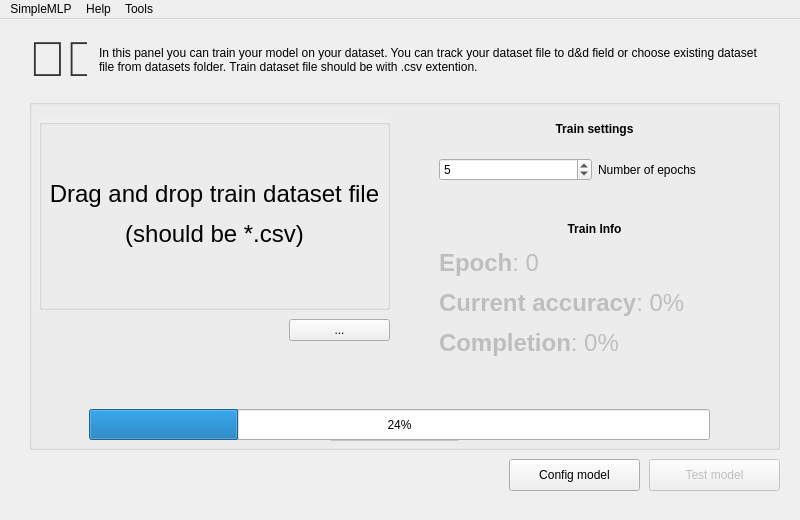
Qt form src/gui/view/mainwindow.ui (LudwigAndreas/SimpleMLP) before a commit.
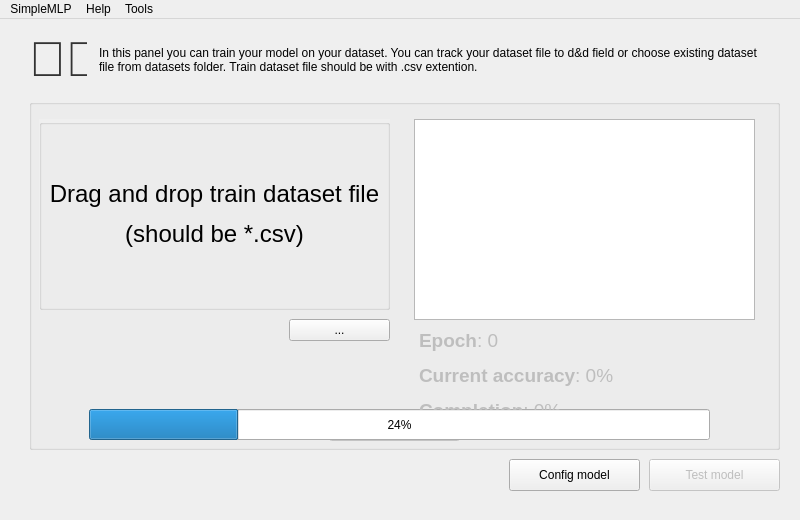
The same form after that commit. The open tabs and pages were chosen to show the change. Custom widgets are drawn as their Qt base class.

Patch:
```diff
--- a/src/gui/view/mainwindow.ui
+++ b/src/gui/view/mainwindow.ui
@@ -646,14 +646,14 @@
           </property>
           <property name="geometry">
            <rect>
-            <x>410</x>
-            <y>150</y>
+            <x>390</x>
+            <y>230</y>
             <width>311</width>
-            <height>111</height>
+            <height>81</height>
            </rect>
           </property>
           <property name="text">
-           <string>&lt;html&gt;&lt;head/&gt;&lt;body&gt;&lt;p&gt;&lt;span style=&quot; font-size:18pt; font-weight:700;&quot;&gt;Epoch&lt;/span&gt;&lt;span style=&quot; font-size:18pt;&quot;&gt;: 0&lt;/span&gt;&lt;/p&gt;&lt;p&gt;&lt;span style=&quot; font-size:18pt; font-weight:700;&quot;&gt;Current accuracy&lt;/span&gt;&lt;span style=&quot; font-size:18pt;&quot;&gt;: 0%&lt;/span&gt;&lt;/p&gt;&lt;p&gt;&lt;span style=&quot; font-size:18pt; font-weight:700;&quot;&gt;Completion&lt;/span&gt;&lt;span style=&quot; font-size:18pt;&quot;&gt;: 0%&lt;/span&gt;&lt;/p&gt;&lt;/body&gt;&lt;/html&gt;</string>
+           <string>&lt;html&gt;&lt;head/&gt;&lt;body&gt;&lt;p&gt;&lt;span style=&quot; font-size:14pt; font-weight:700;&quot;&gt;Epoch&lt;/span&gt;&lt;span style=&quot; font-size:14pt;&quot;&gt;: 0&lt;/span&gt;&lt;/p&gt;&lt;p&gt;&lt;span style=&quot; font-size:14pt; font-weight:700;&quot;&gt;Current accuracy&lt;/span&gt;&lt;span style=&quot; font-size:14pt;&quot;&gt;: 0%&lt;/span&gt;&lt;/p&gt;&lt;p&gt;&lt;span style=&quot; font-size:14pt; font-weight:700;&quot;&gt;Completion&lt;/span&gt;&lt;span style=&quot; font-size:14pt;&quot;&gt;: 0%&lt;/span&gt;&lt;/p&gt;&lt;/body&gt;&lt;/html&gt;</string>
           </property>
           <property name="alignment">
            <set>Qt::AlignLeading|Qt::AlignLeft|Qt::AlignTop</set>
@@ -675,6 +675,16 @@
            <set>Qt::AlignCenter</set>
           </property>
          </widget>
+         <widget class="QChartView" name="chart_widget">
+          <property name="geometry">
+           <rect>
+            <x>385</x>
+            <y>20</y>
+            <width>341</width>
+            <height>201</height>
+           </rect>
+          </property>
+         </widget>
         </widget>
        </item>
       </layout>
@@ -1164,6 +1174,11 @@
    <extends>QGraphicsView</extends>
    <header>src/gui/utils/paintview.h</header>
   </customwidget>
+  <customwidget>
+   <class>QChartView</class>
+   <extends>QGraphicsView</extends>
+   <header location="global">QCharts</header>
+  </customwidget>
  </customwidgets>
  <resources/>
  <connections/>
```
Left out of the diff: 11 changed lines with no effect on the pictures.
